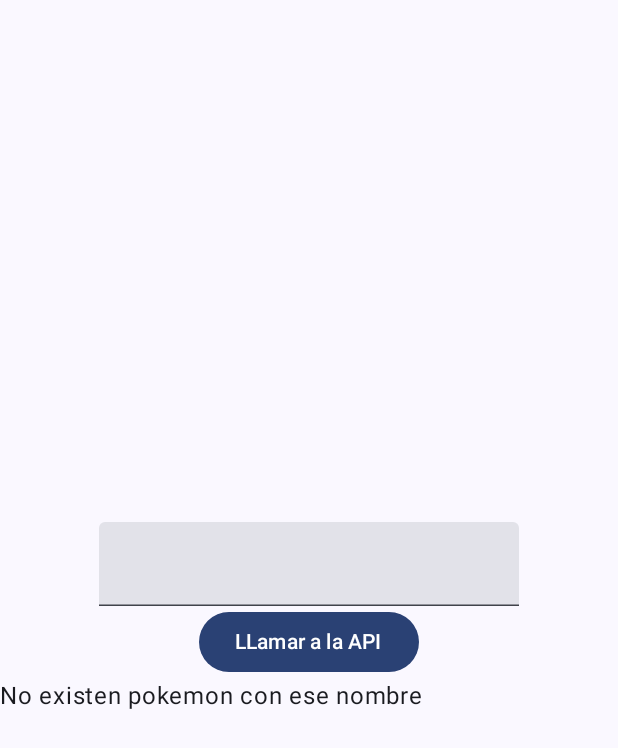
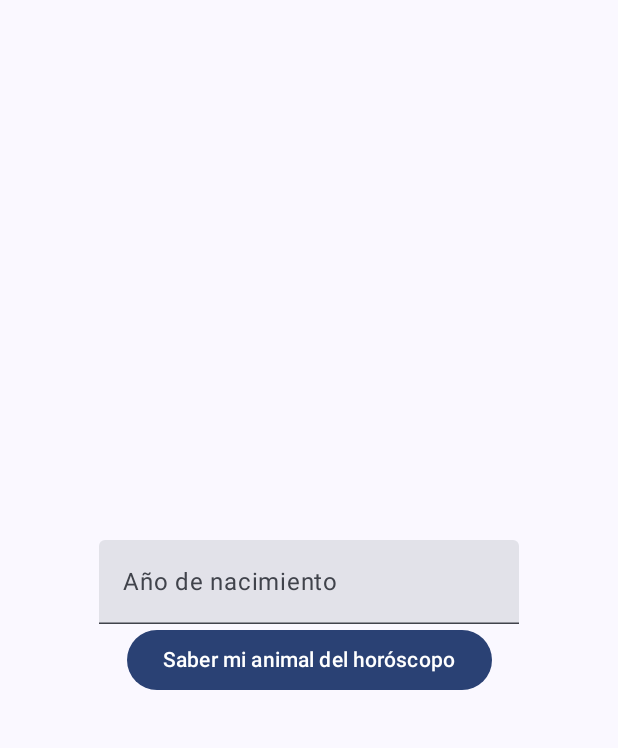
Before and after one commit to RamiroCS-hub/SugarCoach-Ejercicios, an Android app built with Jetpack Compose: the screen it shows after launch (MainActivity), on a phone screen of 412 x 824 dp. Shown: the top 748 px of the screen. Run offline under Robolectric (Android 15) with nearby library versions, the phone set to English and light mode, and no system bars; pictures from the network do not load.

Commit message:
Lógica de horoscopo agregado

```diff
--- a/PokemonHoroscope/app/src/main/java/com/example/pokemonhoroscope/main/MainScreen.kt
+++ b/PokemonHoroscope/app/src/main/java/com/example/pokemonhoroscope/main/MainScreen.kt
@@ -1,14 +1,13 @@
 package com.example.pokemonhoroscope.main
 
-import androidx.compose.foundation.Image
+import android.util.Log
 import androidx.compose.foundation.layout.Arrangement
 import androidx.compose.foundation.layout.Box
 import androidx.compose.foundation.layout.Column
 import androidx.compose.foundation.layout.fillMaxSize
 import androidx.compose.foundation.layout.fillMaxWidth
 import androidx.compose.foundation.layout.height
-import androidx.compose.foundation.lazy.LazyColumn
-import androidx.compose.foundation.lazy.items
+import androidx.compose.foundation.text.KeyboardOptions
 import androidx.compose.material3.Button
 import androidx.compose.material3.CircularProgressIndicator
 import androidx.compose.material3.ExperimentalMaterial3Api
@@ -21,20 +20,17 @@ import androidx.compose.runtime.remember
 import androidx.compose.runtime.setValue
 import androidx.compose.ui.Alignment
 import androidx.compose.ui.Modifier
-import androidx.compose.ui.res.painterResource
-import androidx.compose.ui.text.font.Font
-import androidx.compose.ui.tooling.preview.Preview
-import androidx.compose.ui.tooling.preview.PreviewParameter
+import androidx.compose.ui.text.input.KeyboardType
 import androidx.compose.ui.unit.dp
+import androidx.compose.ui.unit.sp
 import coil.compose.AsyncImage
-import com.example.pokemonhoroscope.R
 import java.util.Locale
 
 @OptIn(ExperimentalMaterial3Api::class)
 @Composable
 fun MainScreen(viewModel: PokemonViewModel) {
     val state = viewModel.state
-    var name by remember { mutableStateOf("") }
+    var year by remember { mutableStateOf("") }
 
     Column(
         modifier = Modifier.fillMaxSize(),
@@ -42,40 +38,45 @@ fun MainScreen(viewModel: PokemonViewModel) {
         horizontalAlignment = Alignment.CenterHorizontally
     ) {
 
-        TextField(value = name,
-            onValueChange = { name = it })
-        Button(onClick = { viewModel.CallApi(name.lowercase(Locale.getDefault())) }) { Text(text = "LLamar a la API") }
+        TextField(value = year,
+            onValueChange = { year = it },
+            label = { Text(text = "Año de nacimiento")  },
+            keyboardOptions = KeyboardOptions(keyboardType = KeyboardType.Number))
+        //Button(onClick = { viewModel.CallApi(name.lowercase(Locale.getDefault())) }) { Text(text = "Buscar Pokemon") }
+        Button(onClick = { viewModel.getHoroscope(year.toInt()) }) { Text(text = "Saber mi animal del horóscopo") }
 
         if (state.isLoading) {
             println("Esta cargando")
-            Box(modifier = Modifier.fillMaxSize(), contentAlignment = Alignment.Center) {
+            Box(modifier = Modifier.fillMaxSize(),
+                contentAlignment = Alignment.Center
+            ) {
                 CircularProgressIndicator()
             }
         }
 
-        if (state.pokemon?.name != "" && state.pokemon != null) {
+        if (state.pokemon.isNotEmpty() && state.called) {
             println("Cargo")
             Column(
+                horizontalAlignment = Alignment.CenterHorizontally,
                 modifier = Modifier
                     .fillMaxSize()
             ) {
                 println(state.pokemon)
                 Text(
-                    text = state.pokemon!!.name,
-                    modifier = Modifier.fillMaxWidth()
+                    text = "Su animal es: ${state.animal.capitalize(Locale.ROOT)}",
+                    fontSize = 30.sp
                 )
                 AsyncImage(
-                    model = state.pokemon!!.imageUrl,
-                    contentDescription = "Imagen de ${state.pokemon!!.name}",
+                    model = state.pokemon[0].imageUrl,
+                    contentDescription = "Imagen de ${state.pokemon[0].name}",
                     modifier = Modifier
                         .fillMaxWidth()
-                        .height(250.dp)
+                        .height(300.dp)
                 )
             }
-        } else {
-            Column(modifier = Modifier.fillMaxWidth()) {
-                Text(text = "No existen pokemon con ese nombre")
-            }
+        } else if(state.called) {
+            Log.i("NotFound", "${state.called}")
+            Text(text = "No existen pokemon con ese nombre")
         }
     }
 }
--- a/PokemonHoroscope/app/src/main/java/com/example/pokemonhoroscope/main/MainState.kt
+++ b/PokemonHoroscope/app/src/main/java/com/example/pokemonhoroscope/main/MainState.kt
@@ -4,5 +4,7 @@ import com.example.pokemonhoroscope.main.pokemonManage.RestrictedPokemon
 
 data class MainState(
     var isLoading: Boolean = false,
-    var pokemon: RestrictedPokemon? = null
+    var pokemon: List<RestrictedPokemon> = emptyList(),
+    var called: Boolean = false,
+    var animal: String = ""
 )
```
Also changed, not shown: PokemonHoroscope/app/src/main/java/com/example/pokemonhoroscope/main/PokemonViewModel.kt (+68 -3 lines).
